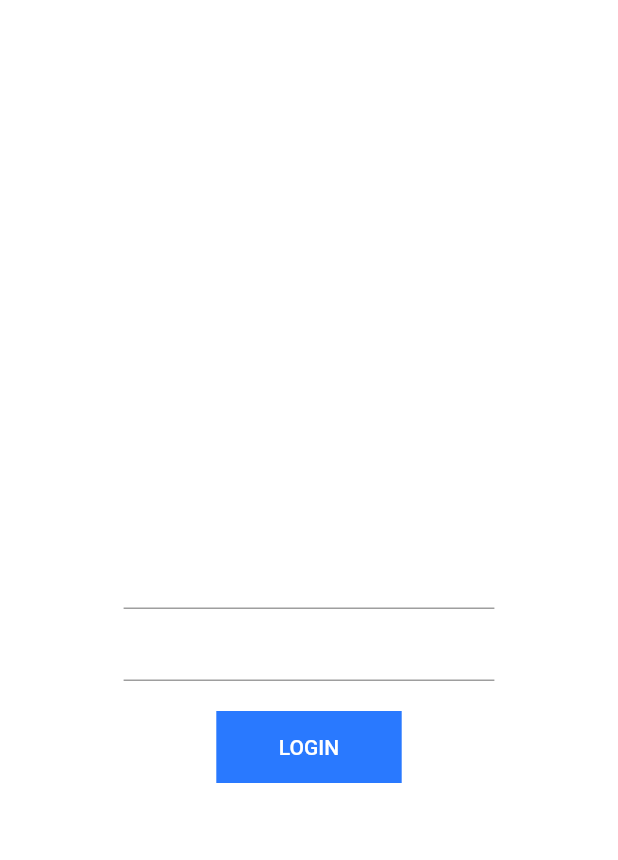
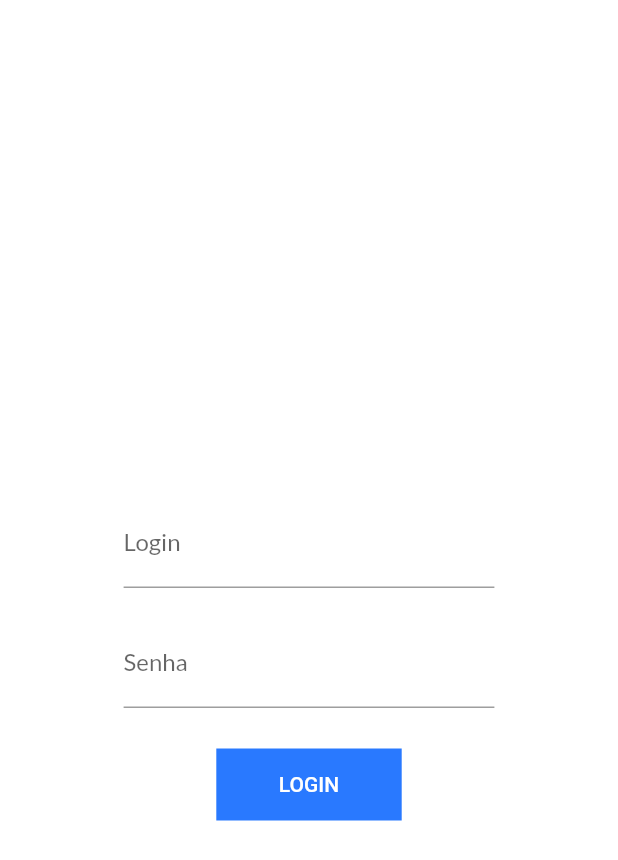
Before and after one commit to JoaoRafa19/pokecubit, a Flutter app: the screen it shows after launch, on a phone screen of 412 x 824 dp. Shown: the top 860 px of the screen. Run offline on Flutter 3.47's test engine with Material 2 defaults, Android fonts, the phone set to English and light mode, and no system bars; our stand-ins replace bloc, firebase_auth, firebase_core, flutter_bloc, google_fonts; accounts and stored records are empty.

Commit message:
login form component

```diff
--- a/lib/widgets/login/login_container.dart
+++ b/lib/widgets/login/login_container.dart
@@ -1,4 +1,5 @@
 import 'package:flutter/material.dart';
+import 'package:google_fonts/google_fonts.dart';
 
 class LoginContainer extends StatelessWidget {
   final void Function()? onpressed;
@@ -20,12 +21,27 @@ class LoginContainer extends StatelessWidget {
         mainAxisAlignment: MainAxisAlignment.center,
         children: [
           TextFormField(
+            style: GoogleFonts.lato(),
+            decoration: InputDecoration(labelText: "Login"),
             controller: loginController,
           ),
+          SizedBox(height: 21),
           TextFormField(
-            controller: passwordController,
-          ),
-          SizedBox(height: 20),
+              style: GoogleFonts.lato(),
+              decoration: InputDecoration(labelText: "Senha"),
+              controller: passwordController,
+              validator: (text) {
+                String pattern = r'^(?=.*?[A-Z])(?=.*?[a-z])(?=.*?[0-9])(?=.*?[!@#\$&*~]).{8,}$';
+                RegExp regExp = new RegExp(pattern);
+                if (text != null) {
+                  if (regExp.hasMatch(text)) {
+                    return 'Senha com caracteres inválidos';
+                  } else {
+                    return null;
+                  }
+                }
+              }),
+          SizedBox(height: 27),
           Container(
             color: Colors.blueAccent[400],
             width: mediaQuery.size.width * .3,
```
